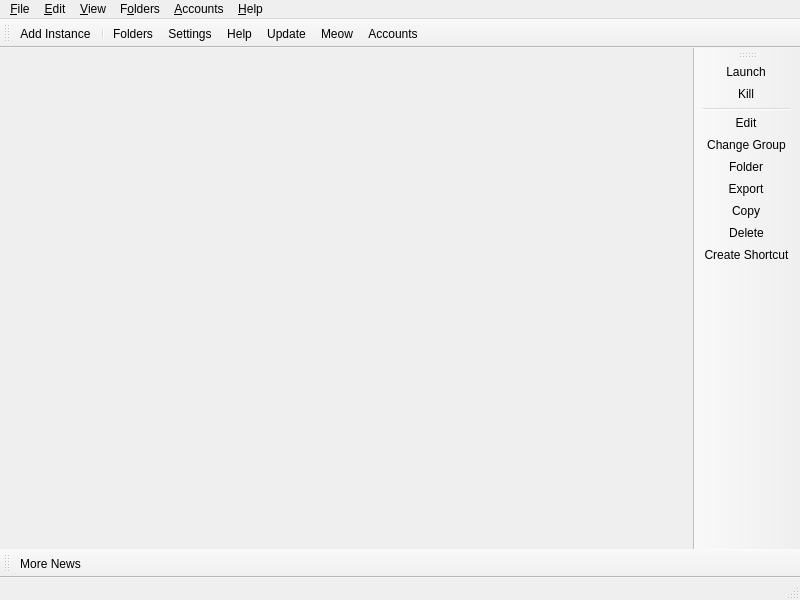
Before: the Qt Designer form launcher/ui/MainWindow.ui in aniqalam090-spec/PrismLauncher-Dev, drawn with Qt 5.
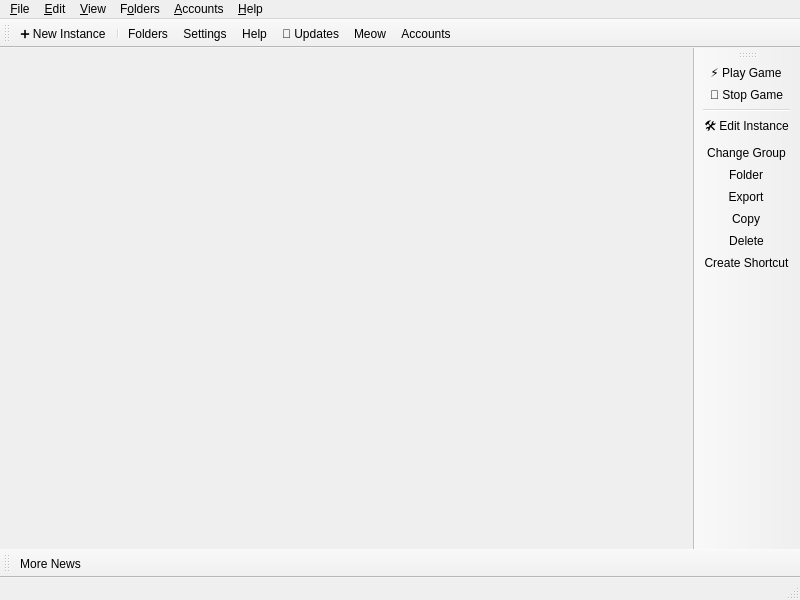
After: the same form once the commit is applied. Icons and pictures are not drawn. Custom widgets are drawn as their Qt base class.

Commit message: feat: add Pakistan neon glass theme, custom UI layout, Microsoft login, in-game FPS optimizer, and auto-updater

Patch:
```diff
--- a/launcher/ui/MainWindow.ui
+++ b/launcher/ui/MainWindow.ui
@@ -285,7 +285,7 @@
     <iconset theme="new"/>
    </property>
    <property name="text">
-    <string>Add Instanc&amp;e...</string>
+    <string>➕ New Instance</string>
    </property>
    <property name="toolTip">
     <string>Add a new instance.</string>
@@ -296,7 +296,7 @@
     <iconset theme="checkupdate"/>
    </property>
    <property name="text">
-    <string>&amp;Update...</string>
+    <string>🔄 Updates</string>
    </property>
    <property name="toolTip">
     <string>Check for new updates for %1.</string>
@@ -340,7 +340,7 @@
     <iconset theme="launch"/>
    </property>
    <property name="text">
-    <string>&amp;Launch</string>
+    <string>⚡ Play Game</string>
    </property>
    <property name="toolTip">
     <string>Launch the selected instance.</string>
@@ -351,7 +351,7 @@
     <iconset theme="status-bad"/>
    </property>
    <property name="text">
-    <string>&amp;Kill</string>
+    <string>🛑 Stop Game</string>
    </property>
    <property name="toolTip">
     <string>Kill the running instance.</string>
@@ -398,7 +398,7 @@
     <iconset theme="settings"/>
    </property>
    <property name="text">
-    <string>&amp;Edit...</string>
+    <string>🛠️ Edit Instance</string>
    </property>
    <property name="toolTip">
     <string>Change the instance settings, mods and versions.</string>
```
Left out of the diff: 8 changed lines with no effect on the pictures. The commit also changes 5 other files.
